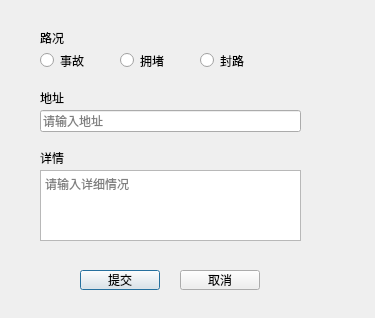
SJunTer/QExpress, file client/uploaddlg.ui: the form before one commit.
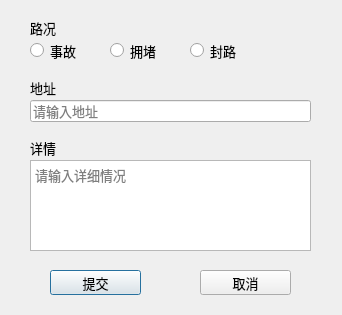
The form after the commit.

Diff of the .ui file:
```diff
--- a/client/uploaddlg.ui
+++ b/client/uploaddlg.ui
@@ -6,22 +6,39 @@
    <rect>
     <x>0</x>
     <y>0</y>
-    <width>375</width>
-    <height>318</height>
+    <width>342</width>
+    <height>315</height>
    </rect>
   </property>
+  <property name="minimumSize">
+   <size>
+    <width>342</width>
+    <height>315</height>
+   </size>
+  </property>
+  <property name="maximumSize">
+   <size>
+    <width>342</width>
+    <height>315</height>
+   </size>
+  </property>
   <property name="windowTitle">
    <string>Dialog</string>
   </property>
   <widget class="QPushButton" name="submitBtn">
    <property name="geometry">
     <rect>
-     <x>80</x>
+     <x>50</x>
      <y>270</y>
-     <width>80</width>
-     <height>20</height>
+     <width>91</width>
+     <height>25</height>
     </rect>
    </property>
+   <property name="font">
+    <font>
+     <pointsize>10</pointsize>
+    </font>
+   </property>
    <property name="text">
     <string>提交</string>
    </property>
@@ -29,38 +46,35 @@
   <widget class="QPushButton" name="cancelBtn">
    <property name="geometry">
     <rect>
-     <x>180</x>
+     <x>200</x>
      <y>270</y>
-     <width>80</width>
-     <height>20</height>
+     <width>91</width>
+     <height>25</height>
     </rect>
    </property>
+   <property name="font">
+    <font>
+     <pointsize>10</pointsize>
+    </font>
+   </property>
    <property name="text">
     <string>取消</string>
    </property>
   </widget>
-  <widget class="QLabel" name="label">
-   <property name="geometry">
-    <rect>
-     <x>40</x>
-     <y>200</y>
-     <width>141</width>
-     <height>21</height>
-    </rect>
-   </property>
-   <property name="text">
-    <string/>
-   </property>
-  </widget>
   <widget class="QTextEdit" name="detailText">
    <property name="geometry">
     <rect>
-     <x>40</x>
-     <y>170</y>
-     <width>261</width>
-     <height>71</height>
+     <x>30</x>
+     <y>160</y>
+     <width>281</width>
+     <height>91</height>
     </rect>
    </property>
+   <property name="font">
+    <font>
+     <pointsize>10</pointsize>
+    </font>
+   </property>
    <property name="placeholderText">
     <string>请输入详细情况</string>
    </property>
@@ -68,12 +82,17 @@
   <widget class="QLabel" name="label_2">
    <property name="geometry">
     <rect>
-     <x>40</x>
-     <y>90</y>
+     <x>30</x>
+     <y>80</y>
      <width>51</width>
      <height>16</height>
     </rect>
    </property>
+   <property name="font">
+    <font>
+     <pointsize>10</pointsize>
+    </font>
+   </property>
    <property name="text">
     <string>地址</string>
    </property>
@@ -81,12 +100,17 @@
   <widget class="QLineEdit" name="addrLineEdit">
    <property name="geometry">
     <rect>
-     <x>40</x>
-     <y>110</y>
-     <width>261</width>
+     <x>30</x>
+     <y>100</y>
+     <width>281</width>
      <height>22</height>
     </rect>
    </property>
+   <property name="font">
+    <font>
+     <pointsize>10</pointsize>
+    </font>
+   </property>
    <property name="placeholderText">
     <string>请输入地址</string>
    </property>
@@ -94,12 +118,17 @@
   <widget class="QLabel" name="label_3">
    <property name="geometry">
     <rect>
-     <x>40</x>
-     <y>150</y>
+     <x>30</x>
+     <y>140</y>
      <width>51</width>
      <height>16</height>
     </rect>
    </property>
+   <property name="font">
+    <font>
+     <pointsize>10</pointsize>
+    </font>
+   </property>
    <property name="text">
     <string>详情</string>
    </property>
@@ -107,12 +136,17 @@
   <widget class="QLabel" name="label_4">
    <property name="geometry">
     <rect>
-     <x>40</x>
-     <y>30</y>
+     <x>30</x>
+     <y>20</y>
      <width>51</width>
      <height>16</height>
     </rect>
    </property>
+   <property name="font">
+    <font>
+     <pointsize>10</pointsize>
+    </font>
+   </property>
    <property name="text">
     <string>路况</string>
    </property>
@@ -120,12 +154,17 @@
   <widget class="QRadioButton" name="accRadioBtn">
    <property name="geometry">
     <rect>
-     <x>40</x>
-     <y>50</y>
+     <x>30</x>
+     <y>40</y>
      <width>51</width>
      <height>21</height>
     </rect>
    </property>
+   <property name="font">
+    <font>
+     <pointsize>10</pointsize>
+    </font>
+   </property>
    <property name="text">
     <string>事故</string>
    </property>
@@ -133,12 +172,17 @@
   <widget class="QRadioButton" name="jamRadioBtn">
    <property name="geometry">
     <rect>
-     <x>120</x>
-     <y>50</y>
+     <x>110</x>
+     <y>40</y>
      <width>51</width>
      <height>21</height>
     </rect>
    </property>
+   <property name="font">
+    <font>
+     <pointsize>10</pointsize>
+    </font>
+   </property>
    <property name="text">
     <string>拥堵</string>
    </property>
@@ -146,12 +190,17 @@
   <widget class="QRadioButton" name="blockRadioBtn">
    <property name="geometry">
     <rect>
-     <x>200</x>
-     <y>50</y>
+     <x>190</x>
+     <y>40</y>
      <width>71</width>
      <height>21</height>
     </rect>
    </property>
+   <property name="font">
+    <font>
+     <pointsize>10</pointsize>
+    </font>
+   </property>
    <property name="text">
     <string>封路</string>
    </property>
```
